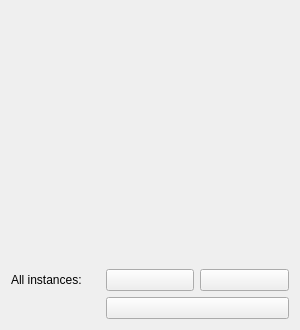
Above: src/widgets/ui/linacOverview.ui from srgblnch/LinacGUI before the change. Below: the same form after it.
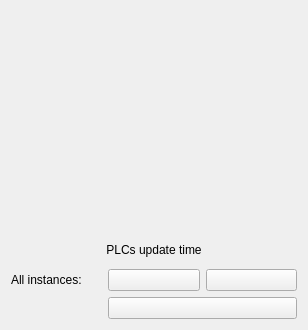
That is the form after the change. Custom widgets are drawn as their Qt base class.

Commit message: added a trend with the updte time of the plc, for controls diagnostics

```diff
--- a/src/widgets/ui/linacOverview.ui
+++ b/src/widgets/ui/linacOverview.ui
@@ -6,7 +6,7 @@
    <rect>
     <x>0</x>
     <y>0</y>
-    <width>300</width>
+    <width>308</width>
     <height>330</height>
    </rect>
   </property>
@@ -14,16 +14,16 @@
    <string>Form</string>
   </property>
   <layout class="QGridLayout" name="gridLayout_2">
-   <item row="1" column="1">
+   <item row="3" column="1">
     <widget class="TaurusCommandButton" name="moveLocal"/>
    </item>
-   <item row="1" column="2">
+   <item row="3" column="2">
     <widget class="TaurusCommandButton" name="moveRemote"/>
    </item>
-   <item row="2" column="1" colspan="2">
+   <item row="4" column="1" colspan="2">
     <widget class="TaurusCommandButton" name="resetInstance"/>
    </item>
-   <item row="1" column="0">
+   <item row="3" column="0">
     <widget class="QLabel" name="AllInstancesLocationLabel">
      <property name="text">
       <string>All instances:</string>
@@ -43,6 +43,19 @@
      </property>
     </spacer>
    </item>
+   <item row="2" column="0" colspan="3">
+    <widget class="TaurusTrend" name="plcLastUpdateTrend"/>
+   </item>
+   <item row="1" column="0" colspan="3">
+    <widget class="QLabel" name="plcLastUpdateLabel">
+     <property name="text">
+      <string>PLCs update time</string>
+     </property>
+     <property name="alignment">
+      <set>Qt::AlignCenter</set>
+     </property>
+    </widget>
+   </item>
   </layout>
  </widget>
  <customwidgets>
@@ -52,11 +65,26 @@
    <header>taurus.qt.qtgui.container</header>
    <container>1</container>
   </customwidget>
+  <customwidget>
+   <class>TaurusPlot</class>
+   <extends>QwtPlot</extends>
+   <header>taurus.qt.qtgui.plot</header>
+  </customwidget>
+  <customwidget>
+   <class>TaurusTrend</class>
+   <extends>TaurusPlot</extends>
+   <header>taurus.qt.qtgui.plot</header>
+  </customwidget>
   <customwidget>
    <class>TaurusCommandButton</class>
    <extends>QPushButton</extends>
    <header>taurus.qt.qtgui.button</header>
   </customwidget>
+  <customwidget>
+   <class>QwtPlot</class>
+   <extends>QFrame</extends>
+   <header>qwt_plot.h</header>
+  </customwidget>
  </customwidgets>
  <resources/>
  <connections/>
```
The commit also changes 1 other file.
